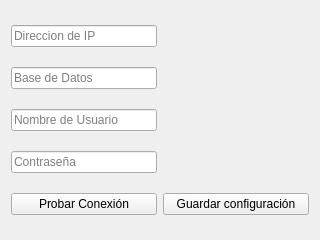
This is gui/utilidades/red.ui in shae-ra/sindicato as Qt 5 draws it before an edit. The edited form follows.
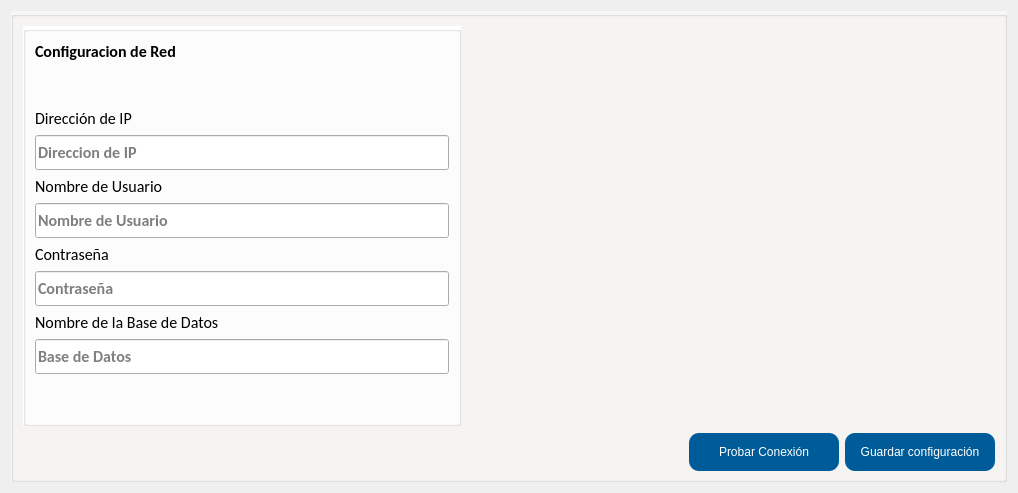
This is the edited form. Icons and pictures are not drawn.

```diff
--- a/gui/utilidades/red.ui
+++ b/gui/utilidades/red.ui
@@ -6,57 +6,414 @@
    <rect>
     <x>0</x>
     <y>0</y>
-    <width>320</width>
-    <height>240</height>
+    <width>1018</width>
+    <height>477</height>
    </rect>
   </property>
+  <property name="maximumSize">
+   <size>
+    <width>16777215</width>
+    <height>16777215</height>
+   </size>
+  </property>
   <property name="windowTitle">
    <string>Form</string>
   </property>
-  <layout class="QGridLayout" name="gridLayout" columnstretch="1,1" columnminimumwidth="0,0">
+  <layout class="QGridLayout" name="gridLayout_3">
    <item row="0" column="0">
-    <widget class="QLineEdit" name="config_host">
-     <property name="placeholderText">
-      <string>Direccion de IP</string>
+    <widget class="QGroupBox" name="groupBox_2">
+     <property name="styleSheet">
+      <string notr="true">#groupBox_2{
+background-color: #F8F7F6
+}</string>
      </property>
-    </widget>
-   </item>
-   <item row="1" column="0">
-    <widget class="QLineEdit" name="config_database">
-     <property name="placeholderText">
-      <string>Base de Datos</string>
+     <property name="title">
+      <string/>
      </property>
-    </widget>
-   </item>
-   <item row="2" column="0">
-    <widget class="QLineEdit" name="config_user">
-     <property name="placeholderText">
-      <string>Nombre de Usuario</string>
-     </property>
-    </widget>
-   </item>
-   <item row="3" column="0">
-    <widget class="QLineEdit" name="config_pass">
-     <property name="echoMode">
-      <enum>QLineEdit::Password</enum>
-     </property>
-     <property name="placeholderText">
-      <string>Contraseña</string>
-     </property>
-    </widget>
-   </item>
-   <item row="4" column="0">
-    <widget class="QPushButton" name="btn_probar">
-     <property name="text">
-      <string>Probar Conexión</string>
-     </property>
-    </widget>
-   </item>
-   <item row="4" column="1">
-    <widget class="QPushButton" name="btn_guardar">
-     <property name="text">
-      <string>Guardar configuración</string>
-     </property>
+     <layout class="QGridLayout" name="gridLayout_2">
+      <item row="3" column="4">
+       <widget class="QPushButton" name="btn_guardar">
+        <property name="sizePolicy">
+         <sizepolicy hsizetype="Preferred" vsizetype="Preferred">
+          <horstretch>150</horstretch>
+          <verstretch>1</verstretch>
+         </sizepolicy>
+        </property>
+        <property name="minimumSize">
+         <size>
+          <width>0</width>
+          <height>38</height>
+         </size>
+        </property>
+        <property name="maximumSize">
+         <size>
+          <width>150</width>
+          <height>35</height>
+         </size>
+        </property>
+        <property name="styleSheet">
+         <string notr="true">#btn_guardar{
+background-color:#005c99;
+color: #FFFFFF;
+border-radius: 10px;
+}
+
+#btn_guardar:hover{
+background-color:#004d80;
+color: #FFFFFF;
+}</string>
+        </property>
+        <property name="text">
+         <string>Guardar configuración</string>
+        </property>
+        <property name="icon">
+         <iconset>
+          <normaloff>../iconos/map.ico</normaloff>../iconos/map.ico</iconset>
+        </property>
+        <property name="iconSize">
+         <size>
+          <width>25</width>
+          <height>25</height>
+         </size>
+        </property>
+       </widget>
+      </item>
+      <item row="1" column="0" colspan="2">
+       <widget class="QGroupBox" name="groupBox">
+        <property name="sizePolicy">
+         <sizepolicy hsizetype="Preferred" vsizetype="Fixed">
+          <horstretch>0</horstretch>
+          <verstretch>0</verstretch>
+         </sizepolicy>
+        </property>
+        <property name="styleSheet">
+         <string notr="true">#groupBox{
+background-color: #FFFFFF;
+}</string>
+        </property>
+        <property name="title">
+         <string/>
+        </property>
+        <layout class="QGridLayout" name="gridLayout">
+         <item row="4" column="0">
+          <widget class="QLabel" name="label_3">
+           <property name="sizePolicy">
+            <sizepolicy hsizetype="Preferred" vsizetype="Fixed">
+             <horstretch>0</horstretch>
+             <verstretch>0</verstretch>
+            </sizepolicy>
+           </property>
+           <property name="font">
+            <font>
+             <family>Calibri</family>
+             <pointsize>12</pointsize>
+            </font>
+           </property>
+           <property name="text">
+            <string>Nombre de Usuario</string>
+           </property>
+          </widget>
+         </item>
+         <item row="6" column="0">
+          <widget class="QLabel" name="label_4">
+           <property name="sizePolicy">
+            <sizepolicy hsizetype="Preferred" vsizetype="Fixed">
+             <horstretch>0</horstretch>
+             <verstretch>0</verstretch>
+            </sizepolicy>
+           </property>
+           <property name="font">
+            <font>
+             <family>Calibri</family>
+             <pointsize>12</pointsize>
+            </font>
+           </property>
+           <property name="text">
+            <string>Contraseña</string>
+           </property>
+          </widget>
+         </item>
+         <item row="8" column="0">
+          <widget class="QLabel" name="label_5">
+           <property name="sizePolicy">
+            <sizepolicy hsizetype="Preferred" vsizetype="Fixed">
+             <horstretch>0</horstretch>
+             <verstretch>0</verstretch>
+            </sizepolicy>
+           </property>
+           <property name="font">
+            <font>
+             <family>Calibri</family>
+             <pointsize>12</pointsize>
+            </font>
+           </property>
+           <property name="text">
+            <string>Nombre de la Base de Datos</string>
+           </property>
+          </widget>
+         </item>
+         <item row="3" column="0">
+          <widget class="QLineEdit" name="config_host">
+           <property name="sizePolicy">
+            <sizepolicy hsizetype="Expanding" vsizetype="Preferred">
+             <horstretch>0</horstretch>
+             <verstretch>0</verstretch>
+            </sizepolicy>
+           </property>
+           <property name="minimumSize">
+            <size>
+             <width>75</width>
+             <height>35</height>
+            </size>
+           </property>
+           <property name="maximumSize">
+            <size>
+             <width>16777215</width>
+             <height>35</height>
+            </size>
+           </property>
+           <property name="font">
+            <font>
+             <family>Calibri</family>
+             <pointsize>12</pointsize>
+             <weight>75</weight>
+             <bold>true</bold>
+            </font>
+           </property>
+           <property name="placeholderText">
+            <string>Direccion de IP</string>
+           </property>
+          </widget>
+         </item>
+         <item row="7" column="0">
+          <widget class="QLineEdit" name="config_pass">
+           <property name="sizePolicy">
+            <sizepolicy hsizetype="Expanding" vsizetype="Preferred">
+             <horstretch>0</horstretch>
+             <verstretch>0</verstretch>
+            </sizepolicy>
+           </property>
+           <property name="minimumSize">
+            <size>
+             <width>0</width>
+             <height>35</height>
+            </size>
+           </property>
+           <property name="maximumSize">
+            <size>
+             <width>16777215</width>
+             <height>35</height>
+            </size>
+           </property>
+           <property name="font">
+            <font>
+             <family>Calibri</family>
+             <pointsize>12</pointsize>
+             <weight>75</weight>
+             <bold>true</bold>
+            </font>
+           </property>
+           <property name="echoMode">
+            <enum>QLineEdit::Password</enum>
+           </property>
+           <property name="placeholderText">
+            <string>Contraseña</string>
+           </property>
+          </widget>
+         </item>
+         <item row="5" column="0">
+          <widget class="QLineEdit" name="config_user">
+           <property name="sizePolicy">
+            <sizepolicy hsizetype="Expanding" vsizetype="Preferred">
+             <horstretch>0</horstretch>
+             <verstretch>0</verstretch>
+            </sizepolicy>
+           </property>
+           <property name="minimumSize">
+            <size>
+             <width>0</width>
+             <height>35</height>
+            </size>
+           </property>
+           <property name="maximumSize">
+            <size>
+             <width>16777215</width>
+             <height>35</height>
+            </size>
+           </property>
+           <property name="font">
+            <font>
+             <family>Calibri</family>
+             <pointsize>12</pointsize>
+             <weight>75</weight>
+             <bold>true</bold>
+            </font>
+           </property>
+           <property name="placeholderText">
+            <string>Nombre de Usuario</string>
+           </property>
+          </widget>
+         </item>
+         <item row="9" column="0">
+          <widget class="QLineEdit" name="config_database">
+           <property name="sizePolicy">
+            <sizepolicy hsizetype="Expanding" vsizetype="Preferred">
+             <horstretch>0</horstretch>
+             <verstretch>0</verstretch>
+            </sizepolicy>
+           </property>
+           <property name="minimumSize">
+            <size>
+             <width>0</width>
+             <height>35</height>
+            </size>
+           </property>
+           <property name="maximumSize">
+            <size>
+             <width>16777215</width>
+             <height>35</height>
+            </size>
+           </property>
+           <property name="font">
+            <font>
+             <family>Calibri</family>
+             <pointsize>12</pointsize>
+             <weight>75</weight>
+             <bold>true</bold>
+            </font>
+           </property>
+           <property name="placeholderText">
+            <string>Base de Datos</string>
+           </property>
+          </widget>
+         </item>
+         <item row="2" column="0">
+          <widget class="QLabel" name="label_2">
+           <property name="sizePolicy">
+            <sizepolicy hsizetype="Preferred" vsizetype="Fixed">
+             <horstretch>0</horstretch>
+             <verstretch>0</verstretch>
+            </sizepolicy>
+           </property>
+           <property name="font">
+            <font>
+             <family>Calibri</family>
+             <pointsize>12</pointsize>
+            </font>
+           </property>
+           <property name="text">
+            <string>Dirección de IP</string>
+           </property>
+          </widget>
+         </item>
+         <item row="1" column="0">
+          <spacer name="verticalSpacer_2">
+           <property name="orientation">
+            <enum>Qt::Vertical</enum>
+           </property>
+           <property name="sizeHint" stdset="0">
+            <size>
+             <width>20</width>
+             <height>40</height>
+            </size>
+           </property>
+          </spacer>
+         </item>
+         <item row="0" column="0">
+          <widget class="QLabel" name="label">
+           <property name="font">
+            <font>
+             <family>Calibri</family>
+             <pointsize>12</pointsize>
+             <weight>75</weight>
+             <bold>true</bold>
+            </font>
+           </property>
+           <property name="text">
+            <string>Configuracion de Red</string>
+           </property>
+           <property name="alignment">
+            <set>Qt::AlignLeading|Qt::AlignLeft|Qt::AlignVCenter</set>
+           </property>
+          </widget>
+         </item>
+         <item row="10" column="0">
+          <spacer name="verticalSpacer">
+           <property name="orientation">
+            <enum>Qt::Vertical</enum>
+           </property>
+           <property name="sizeHint" stdset="0">
+            <size>
+             <width>20</width>
+             <height>40</height>
+            </size>
+           </property>
+          </spacer>
+         </item>
+        </layout>
+       </widget>
+      </item>
+      <item row="3" column="3">
+       <widget class="QPushButton" name="btn_probar">
+        <property name="sizePolicy">
+         <sizepolicy hsizetype="Preferred" vsizetype="Preferred">
+          <horstretch>150</horstretch>
+          <verstretch>1</verstretch>
+         </sizepolicy>
+        </property>
+        <property name="minimumSize">
+         <size>
+          <width>0</width>
+          <height>38</height>
+         </size>
+        </property>
+        <property name="maximumSize">
+         <size>
+          <width>150</width>
+          <height>35</height>
+         </size>
+        </property>
+        <property name="styleSheet">
+         <string notr="true">#btn_probar{
+background-color:#005c99;
+color: #FFFFFF;
+border-radius: 10px;
+}
+
+#btn_probar:hover{
+background-color:#004d80;
+color: #FFFFFF;
+}</string>
+        </property>
+        <property name="text">
+         <string>Probar Conexión</string>
+        </property>
+        <property name="icon">
+         <iconset>
+          <normaloff>../iconos/flag.ico</normaloff>../iconos/flag.ico</iconset>
+        </property>
+        <property name="iconSize">
+         <size>
+          <width>25</width>
+          <height>25</height>
+         </size>
+        </property>
+       </widget>
+      </item>
+      <item row="1" column="2" colspan="3">
+       <spacer name="horizontalSpacer">
+        <property name="orientation">
+         <enum>Qt::Horizontal</enum>
+        </property>
+        <property name="sizeHint" stdset="0">
+         <size>
+          <width>40</width>
+          <height>20</height>
+         </size>
+        </property>
+       </spacer>
+      </item>
+     </layout>
     </widget>
    </item>
   </layout>
```
